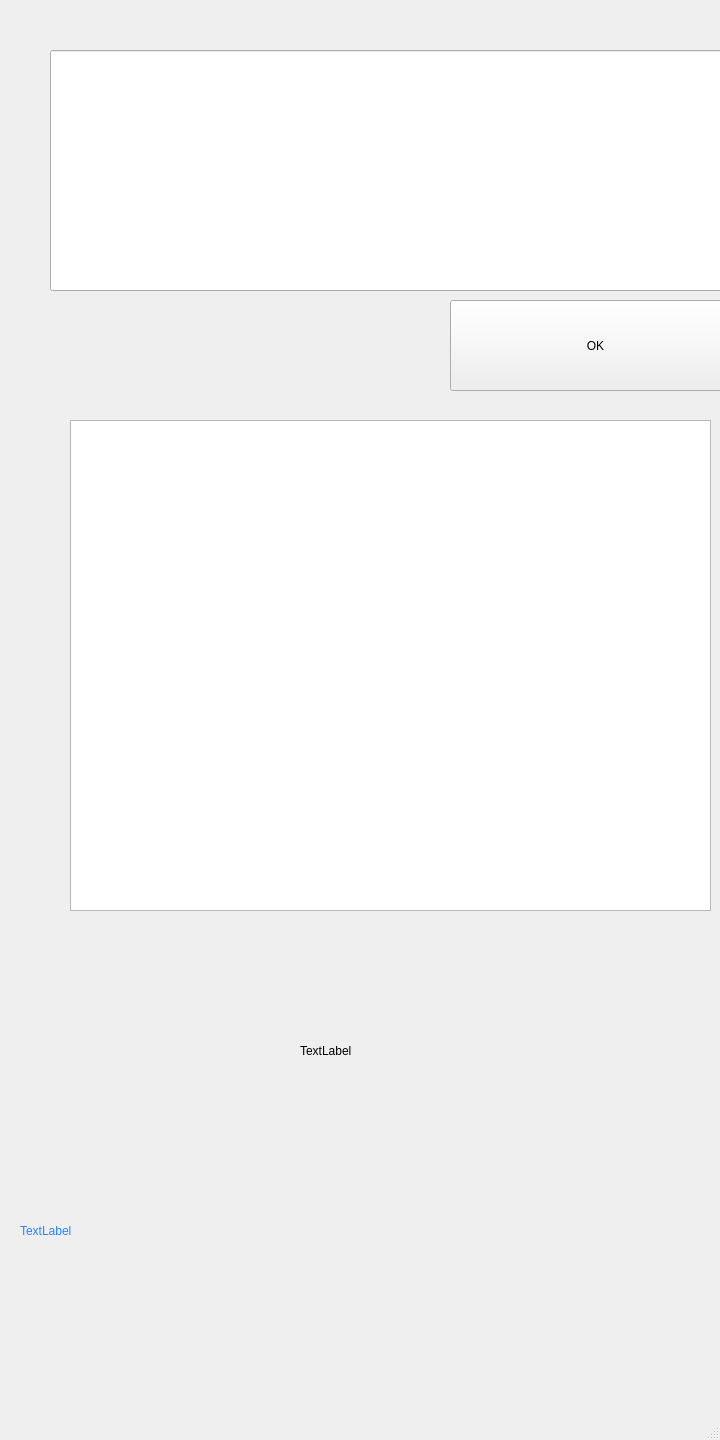
Above: mainwindow.ui from AlmazDefourten/test_hist before the change. Below: the same form after it.
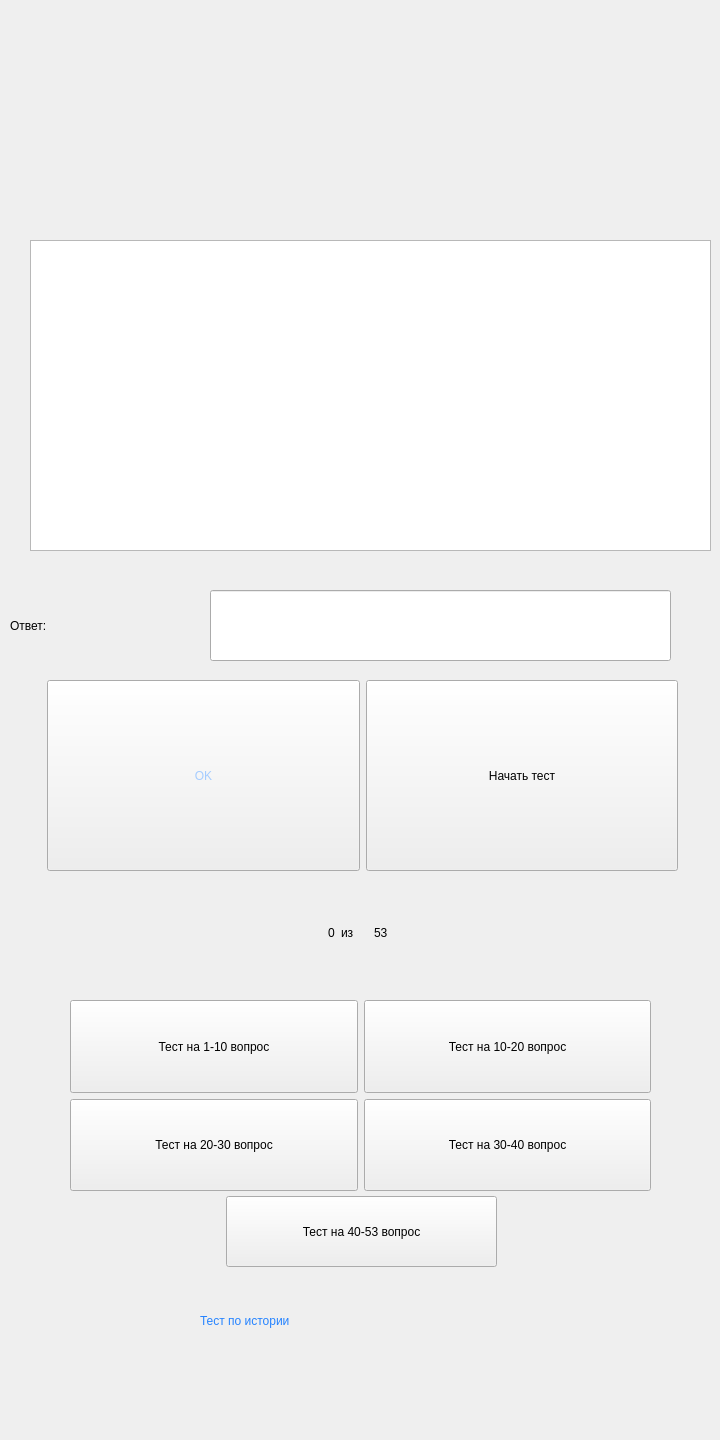
That is the form after the change.

Diff of the .ui file:
```diff
--- a/mainwindow.ui
+++ b/mainwindow.ui
@@ -17,31 +17,18 @@
    <widget class="QLineEdit" name="lineEdit">
     <property name="geometry">
      <rect>
-      <x>50</x>
-      <y>50</y>
-      <width>721</width>
-      <height>241</height>
+      <x>210</x>
+      <y>590</y>
+      <width>461</width>
+      <height>71</height>
      </rect>
     </property>
    </widget>
-   <widget class="QPushButton" name="pushButton">
-    <property name="geometry">
-     <rect>
-      <x>450</x>
-      <y>300</y>
-      <width>291</width>
-      <height>91</height>
-     </rect>
-    </property>
-    <property name="text">
-     <string>OK</string>
-    </property>
-   </widget>
    <widget class="QLabel" name="dr">
     <property name="geometry">
      <rect>
-      <x>20</x>
-      <y>1190</y>
+      <x>200</x>
+      <y>1280</y>
       <width>611</width>
       <height>81</height>
      </rect>
@@ -52,50 +39,259 @@
 color: rgb(37, 131, 255);</string>
     </property>
     <property name="text">
-     <string>TextLabel</string>
+     <string>Тест по истории</string>
     </property>
    </widget>
    <widget class="QTextEdit" name="label">
     <property name="geometry">
      <rect>
-      <x>70</x>
-      <y>420</y>
-      <width>641</width>
-      <height>491</height>
+      <x>30</x>
+      <y>240</y>
+      <width>681</width>
+      <height>311</height>
      </rect>
     </property>
    </widget>
    <widget class="QLabel" name="label_2">
     <property name="geometry">
      <rect>
-      <x>300</x>
-      <y>1020</y>
-      <width>331</width>
-      <height>61</height>
+      <x>10</x>
+      <y>580</y>
+      <width>201</width>
+      <height>91</height>
      </rect>
     </property>
+    <property name="styleSheet">
+     <string notr="true">font: 18pt &quot;MS Shell Dlg 2&quot;;</string>
+    </property>
     <property name="text">
-     <string>TextLabel</string>
+     <string>Ответ:</string>
     </property>
    </widget>
-  </widget>
-  <widget class="QMenuBar" name="menubar">
-   <property name="geometry">
-    <rect>
-     <x>0</x>
-     <y>0</y>
-     <width>720</width>
-     <height>22</height>
-    </rect>
-   </property>
-  </widget>
-  <widget class="QStatusBar" name="statusbar">
-   <property name="font">
-    <font>
-     <family>Calibri Light</family>
-     <pointsize>22</pointsize>
-    </font>
-   </property>
+   <widget class="QPushButton" name="pushButton_6">
+    <property name="geometry">
+     <rect>
+      <x>226</x>
+      <y>1196</y>
+      <width>271</width>
+      <height>71</height>
+     </rect>
+    </property>
+    <property name="text">
+     <string>Тест на 40-53 вопрос</string>
+    </property>
+   </widget>
+   <widget class="QWidget" name="">
+    <property name="geometry">
+     <rect>
+      <x>47</x>
+      <y>680</y>
+      <width>631</width>
+      <height>191</height>
+     </rect>
+    </property>
+    <layout class="QHBoxLayout" name="horizontalLayout">
+     <item>
+      <widget class="QPushButton" name="pushButton">
+       <property name="sizePolicy">
+        <sizepolicy hsizetype="Minimum" vsizetype="Preferred">
+         <horstretch>0</horstretch>
+         <verstretch>0</verstretch>
+        </sizepolicy>
+       </property>
+       <property name="styleSheet">
+        <string notr="true">font: 48pt &quot;MS Shell Dlg 2&quot;;
+color: rgb(165, 204, 255);</string>
+       </property>
+       <property name="text">
+        <string>OK</string>
+       </property>
+      </widget>
+     </item>
+     <item>
+      <widget class="QPushButton" name="restart">
+       <property name="sizePolicy">
+        <sizepolicy hsizetype="Preferred" vsizetype="Preferred">
+         <horstretch>0</horstretch>
+         <verstretch>0</verstretch>
+        </sizepolicy>
+       </property>
+       <property name="styleSheet">
+        <string notr="true">font: 12pt &quot;MS Shell Dlg 2&quot;;</string>
+       </property>
+       <property name="text">
+        <string>Начать тест</string>
+       </property>
+      </widget>
+     </item>
+    </layout>
+   </widget>
+   <widget class="QWidget" name="">
+    <property name="geometry">
+     <rect>
+      <x>80</x>
+      <y>110</y>
+      <width>551</width>
+      <height>51</height>
+     </rect>
+    </property>
+    <layout class="QHBoxLayout" name="horizontalLayout_3">
+     <item>
+      <widget class="QLabel" name="plus">
+       <property name="sizePolicy">
+        <sizepolicy hsizetype="Fixed" vsizetype="Preferred">
+         <horstretch>0</horstretch>
+         <verstretch>0</verstretch>
+        </sizepolicy>
+       </property>
+       <property name="styleSheet">
+        <string notr="true">font: 24pt &quot;MS Shell Dlg 2&quot;;
+color: rgb(0, 255, 0);</string>
+       </property>
+       <property name="text">
+        <string/>
+       </property>
+      </widget>
+     </item>
+     <item>
+      <widget class="QLabel" name="minus">
+       <property name="sizePolicy">
+        <sizepolicy hsizetype="Maximum" vsizetype="Preferred">
+         <horstretch>0</horstretch>
+         <verstretch>0</verstretch>
+        </sizepolicy>
+       </property>
+       <property name="styleSheet">
+        <string notr="true">font: 24pt &quot;MS Shell Dlg 2&quot;;
+color: rgb(255, 0, 0);</string>
+       </property>
+       <property name="text">
+        <string/>
+       </property>
+      </widget>
+     </item>
+    </layout>
+   </widget>
+   <widget class="QWidget" name="">
+    <property name="geometry">
+     <rect>
+      <x>70</x>
+      <y>1000</y>
+      <width>581</width>
+      <height>191</height>
+     </rect>
+    </property>
+    <layout class="QVBoxLayout" name="verticalLayout">
+     <item>
+      <layout class="QHBoxLayout" name="horizontalLayout_4">
+       <item>
+        <widget class="QPushButton" name="testOd">
+         <property name="sizePolicy">
+          <sizepolicy hsizetype="Minimum" vsizetype="Minimum">
+           <horstretch>0</horstretch>
+           <verstretch>0</verstretch>
+          </sizepolicy>
+         </property>
+         <property name="text">
+          <string>Тест на 1-10 вопрос</string>
+         </property>
+        </widget>
+       </item>
+       <item>
+        <widget class="QPushButton" name="TestD">
+         <property name="sizePolicy">
+          <sizepolicy hsizetype="Minimum" vsizetype="Minimum">
+           <horstretch>0</horstretch>
+           <verstretch>0</verstretch>
+          </sizepolicy>
+         </property>
+         <property name="text">
+          <string>Тест на 10-20 вопрос</string>
+         </property>
+        </widget>
+       </item>
+      </layout>
+     </item>
+     <item>
+      <layout class="QHBoxLayout" name="horizontalLayout_5">
+       <item>
+        <widget class="QPushButton" name="TestT">
+         <property name="sizePolicy">
+          <sizepolicy hsizetype="Minimum" vsizetype="Minimum">
+           <horstretch>0</horstretch>
+           <verstretch>0</verstretch>
+          </sizepolicy>
+         </property>
+         <property name="text">
+          <string>Тест на 20-30 вопрос</string>
+         </property>
+        </widget>
+       </item>
+       <item>
+        <widget class="QPushButton" name="TestC">
+         <property name="sizePolicy">
+          <sizepolicy hsizetype="Minimum" vsizetype="Minimum">
+           <horstretch>0</horstretch>
+           <verstretch>0</verstretch>
+          </sizepolicy>
+         </property>
+         <property name="text">
+          <string>Тест на 30-40 вопрос</string>
+         </property>
+        </widget>
+       </item>
+      </layout>
+     </item>
+    </layout>
+   </widget>
+   <widget class="QWidget" name="">
+    <property name="geometry">
+     <rect>
+      <x>328</x>
+      <y>920</y>
+      <width>72</width>
+      <height>25</height>
+     </rect>
+    </property>
+    <layout class="QHBoxLayout" name="horizontalLayout_2">
+     <item>
+      <widget class="QLabel" name="ver">
+       <property name="sizePolicy">
+        <sizepolicy hsizetype="Fixed" vsizetype="Preferred">
+         <horstretch>0</horstretch>
+         <verstretch>0</verstretch>
+        </sizepolicy>
+       </property>
+       <property name="styleSheet">
+        <string notr="true">font: 14pt &quot;MS Shell Dlg 2&quot;;</string>
+       </property>
+       <property name="text">
+        <string>0</string>
+       </property>
+      </widget>
+     </item>
+     <item>
+      <widget class="QLabel" name="nev">
+       <property name="styleSheet">
+        <string notr="true">font: 14pt &quot;MS Shell Dlg 2&quot;;</string>
+       </property>
+       <property name="text">
+        <string>из </string>
+       </property>
+      </widget>
+     </item>
+     <item>
+      <widget class="QLabel" name="itogo">
+       <property name="styleSheet">
+        <string notr="true">font: 14pt &quot;MS Shell Dlg 2&quot;;</string>
+       </property>
+       <property name="text">
+        <string>53</string>
+       </property>
+      </widget>
+     </item>
+    </layout>
+   </widget>
   </widget>
  </widget>
  <resources/>
```
Left out of the diff: 4 changed lines with no effect on the pictures.
